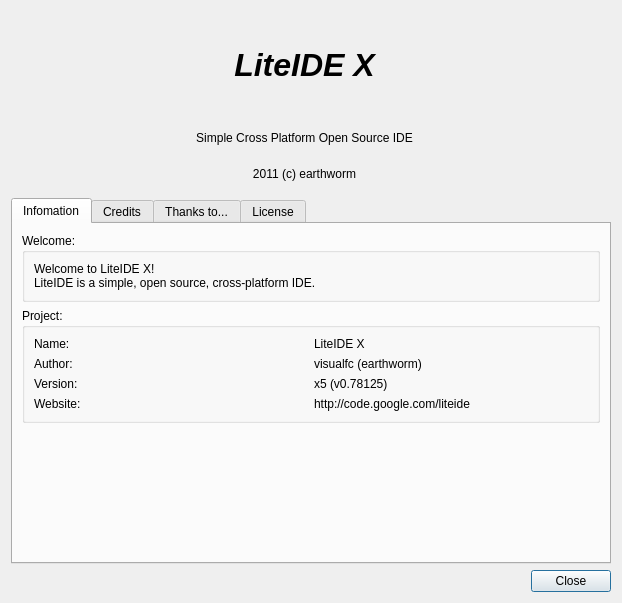
The window that liteidex/src/liteapp/aboutdialog.ui (seanxyh/liteide) describes before a commit, drawn with Qt 5.
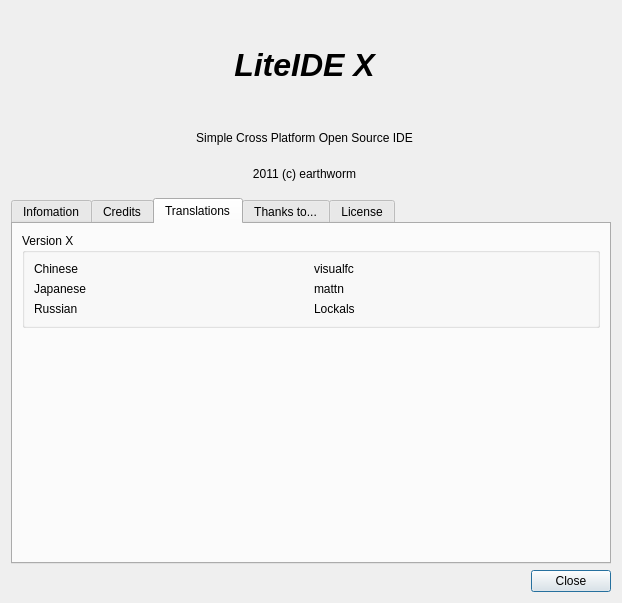
The same window after the commit. The open tabs and pages were chosen to show the change. Icons and pictures are not drawn.

Commit message: add AboutDialog: translition author

```diff
--- a/liteidex/src/liteapp/aboutdialog.ui
+++ b/liteidex/src/liteapp/aboutdialog.ui
@@ -413,6 +413,77 @@
        </item>
       </layout>
      </widget>
+     <widget class="QWidget" name="tab_3">
+      <attribute name="title">
+       <string>Translations</string>
+      </attribute>
+      <layout class="QVBoxLayout" name="verticalLayout_9">
+       <item>
+        <widget class="QGroupBox" name="groupBox_6">
+         <property name="title">
+          <string>Version X</string>
+         </property>
+         <layout class="QGridLayout" name="gridLayout_5">
+          <item row="0" column="0">
+           <widget class="QLabel" name="label_10">
+            <property name="text">
+             <string>Chinese</string>
+            </property>
+           </widget>
+          </item>
+          <item row="0" column="1">
+           <widget class="QLabel" name="label_33">
+            <property name="text">
+             <string>visualfc &lt;visualfc@gmail.com&gt;</string>
+            </property>
+           </widget>
+          </item>
+          <item row="1" column="0">
+           <widget class="QLabel" name="label_34">
+            <property name="text">
+             <string>Japanese</string>
+            </property>
+           </widget>
+          </item>
+          <item row="1" column="1">
+           <widget class="QLabel" name="label_35">
+            <property name="text">
+             <string>mattn &lt;mattn.jp@gmail.com&gt;</string>
+            </property>
+           </widget>
+          </item>
+          <item row="2" column="0">
+           <widget class="QLabel" name="label_36">
+            <property name="text">
+             <string>Russian</string>
+            </property>
+           </widget>
+          </item>
+          <item row="2" column="1">
+           <widget class="QLabel" name="label_37">
+            <property name="text">
+             <string>Lockals &lt;lockals...@gmail.com&gt;</string>
+            </property>
+           </widget>
+          </item>
+         </layout>
+        </widget>
+       </item>
+       <item>
+        <spacer name="verticalSpacer_5">
+         <property name="orientation">
+          <enum>Qt::Vertical</enum>
+         </property>
+         <property name="sizeHint" stdset="0">
+          <size>
+           <width>20</width>
+           <height>40</height>
+          </size>
+         </property>
+        </spacer>
+       </item>
+      </layout>
+     </widget>
      <widget class="QWidget" name="tab">
       <attribute name="title">
        <string>Thanks to...</string>
```
